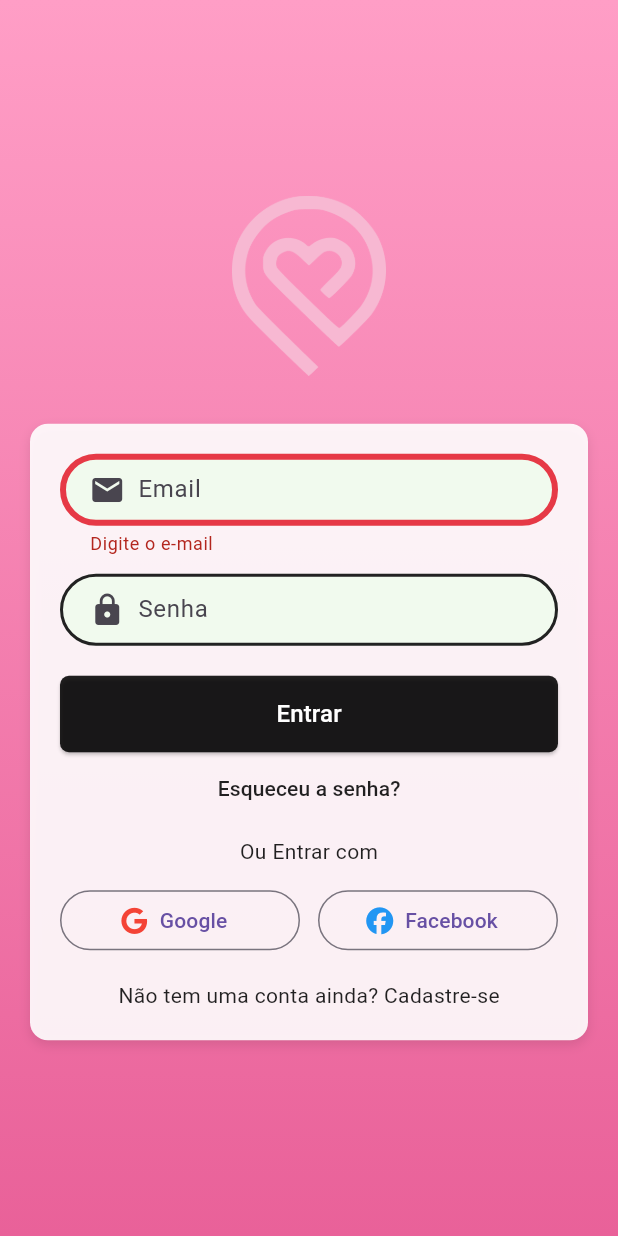
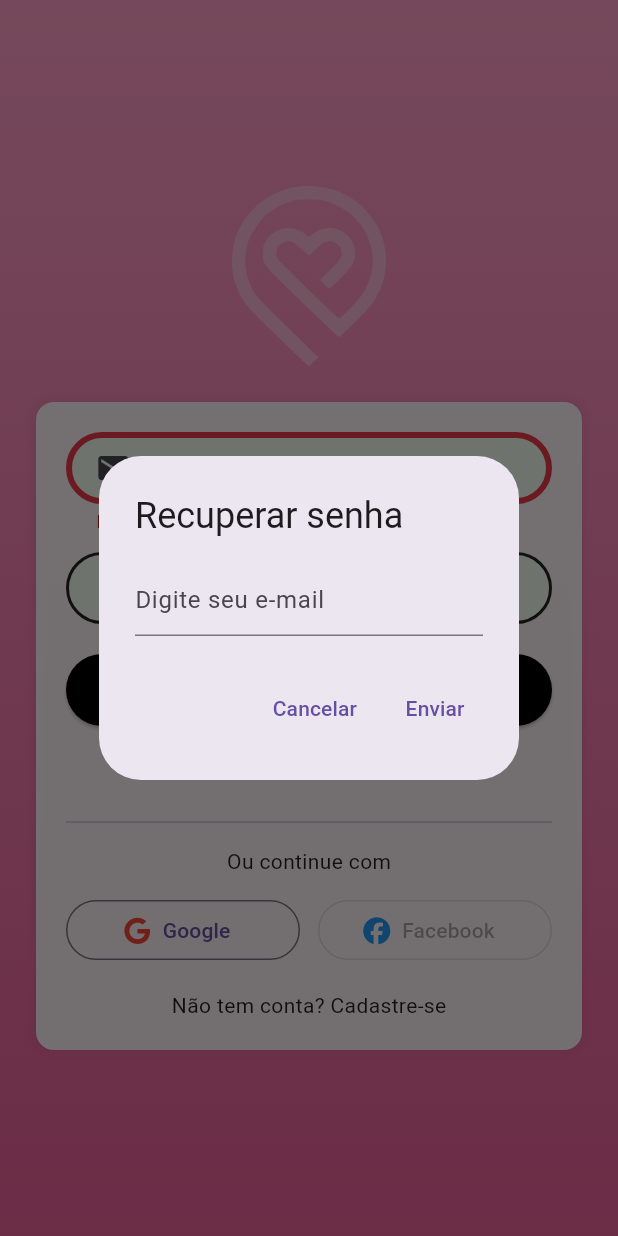
Before and after one commit to Sorgetz/aqui-ajuda, a Flutter app: the screen it shows after launch, after a tap on "Entrar", after a tap on "Esqueceu a senha?", on a phone screen of 412 x 824 dp. Run offline on Flutter 3.47's test engine with Material 3 defaults, Android fonts, the phone set to English and light mode, and no system bars; our stand-ins replace firebase_auth, firebase_core, flutter_dotenv, flutter_map, font_awesome_flutter, google_sign_in and 1 more; accounts and stored records are empty.

Commit message:
Ajustes na tela de login

```diff
--- a/lib/view/login_page.dart
+++ b/lib/view/login_page.dart
@@ -1,8 +1,8 @@
 import 'package:aqui_ajuda_app/common/colors.dart';
 import 'package:aqui_ajuda_app/components/decoration_text_field.dart';
+import 'package:aqui_ajuda_app/service/auth_service.dart';
 import 'package:flutter/material.dart';
 import 'package:font_awesome_flutter/font_awesome_flutter.dart';
-import 'package:aqui_ajuda_app/service/auth_service.dart';
 
 class Login extends StatefulWidget {
   const Login({super.key});
@@ -13,12 +13,28 @@ class Login extends StatefulWidget {
 
 class _LoginState extends State<Login> {
   bool isLogin = true;
+  bool isLoading = false;
   final _formKey = GlobalKey<FormState>();
-  final AuthService _authService = AuthService();
+  final _authService = AuthService();
 
-  final TextEditingController _emailController = TextEditingController();
-  final TextEditingController _passwordController = TextEditingController();
-  final TextEditingController _confirmPasswordController = TextEditingController();
+  final _emailController = TextEditingController();
+  final _passwordController = TextEditingController();
+  final _confirmPasswordController = TextEditingController();
+
+  String? validateEmail(String? value) {
+    if (value == null || value.isEmpty) return "Informe o e-mail";
+    if (!value.contains("@")) return "E-mail inválido";
+    return null;
+  }
+
+  Widget? validationIcon(String? value, String? Function(String?) validator) {
+    final error = validator(value);
+    if (value == null || value.isEmpty) return null;
+    return Icon(
+      error == null ? Icons.check_circle : Icons.error,
+      color: error == null ? Colors.green : Colors.red,
+    );
+  }
 
   @override
   Widget build(BuildContext context) {
@@ -26,165 +42,33 @@ class _LoginState extends State<Login> {
       body: Container(
         decoration: const BoxDecoration(
           gradient: LinearGradient(
+            colors: [MyColors.rosaClaro, MyColors.rosaEscuro],
             begin: Alignment.topCenter,
             end: Alignment.bottomCenter,
-            colors: [MyColors.rosaClaro, MyColors.rosaEscuro],
           ),
         ),
         child: Center(
           child: SingleChildScrollView(
-            child: Column(
-              mainAxisAlignment: MainAxisAlignment.center,
-              children: [
-                Padding(
-                  padding: const EdgeInsets.only(bottom: 32),
-                  child: Image.asset("assets/image.png", height: 120),
-                ),
-
-                Container(
-                  padding: const EdgeInsets.all(20),
-                  margin: const EdgeInsets.symmetric(horizontal: 20),
-                  decoration: BoxDecoration(
-                    color: Colors.white.withOpacity(0.9),
-                    borderRadius: BorderRadius.circular(12),
-                    boxShadow: [
-                      BoxShadow(
-                        color: Colors.black.withOpacity(0.1),
-                        blurRadius: 6,
-                        offset: const Offset(0, 3),
-                      ),
-                    ],
-                  ),
-                  child: Form(
-                    key: _formKey,
+            padding: const EdgeInsets.symmetric(horizontal: 24),
             child: Column(
               children: [
-                        TextFormField(
-                          controller: _emailController,
-                          decoration: getLoginInputDecoration(
-                            "Email",
-                            Icons.email,
-                          ),
-                          validator: (value) {
-                            if (value == null || value.isEmpty)
-                              return "Digite o e-mail";
-                            if (!value.contains("@")) return "E-mail inválido";
-                            return null;
-                          },
-                        ),
-                        const SizedBox(height: 12),
-                        TextFormField(
-                          controller: _passwordController,
-                          decoration: getLoginInputDecoration(
-                            "Senha",
-                            Icons.lock,
-                          ),
-                          obscureText: true,
-                        ),
-                        if (!isLogin) ...[
-                          const SizedBox(height: 12),
-                          TextFormField(
-                            controller: _confirmPasswordController,
-                            decoration: getLoginInputDecoration(
-                              "Confirmar senha",
-                              Icons.lock,
-                            ),
-                            obscureText: true,
-                          ),
-                        ],
-                        const SizedBox(height: 20),
-
-                        SizedBox(
-                          width: double.infinity,
-                          child: ElevatedButton(
-                            style: ElevatedButton.styleFrom(
-                              backgroundColor: Colors.black87,
-                              foregroundColor: Colors.white,
-                              padding: const EdgeInsets.symmetric(vertical: 14),
-                              shape: RoundedRectangleBorder(
-                                borderRadius: BorderRadius.circular(6),
+                Image.asset("assets/image.png", height: 120),
+                const SizedBox(height: 24),
+                AnimatedSwitcher(
+                  duration: const Duration(milliseconds: 400),
+                  transitionBuilder: (child, animation) => FadeTransition(
+                    opacity: animation,
+                    child: SlideTransition(
+                      position: Tween<Offset>(
+                        begin: const Offset(0.1, 0.1),
+                        end: Offset.zero,
+                      ).animate(animation),
+                      child: child,
                     ),
                   ),
-                            onPressed: () {
-                              mainButtonPressed();
-                            },
-                            child: Text(
-                              isLogin ? "Entrar" : "Cadastrar",
-                              style: const TextStyle(fontSize: 16),
-                            ),
-                          ),
-                        ),
-
-                        if (isLogin)
-                          TextButton(
-                            onPressed: () {},
-                            child: const Text(
-                              "Esqueceu a senha?",
-                              style: TextStyle(color: Colors.black87),
-                            ),
-                          ),
-
-                        const SizedBox(height: 8),
-
-                        Text(
-                          isLogin ? "Ou Entrar com" : "Ou Cadastrar-se com",
-                          style: const TextStyle(color: Colors.black87),
-                        ),
-                        const SizedBox(height: 12),
-
-                        Row(
-                          mainAxisAlignment: MainAxisAlignment.center,
-                          children: [
-                            Expanded(
-                              child: OutlinedButton.icon(
-                                onPressed: () async {
-                                  try {
-                                    final user = await _authService.signInWithGoogle();
-                                    if (user != null) {
-                                      Navigator.of(context).pushNamed('/teste');
-                                    }
-                                  } catch (e) {
-                                    showError("Erro ao entrar com Google: $e");
-                                  }
-                                },
-                                icon: const Icon(
-                                  FontAwesomeIcons.google,
-                                  color: Colors.red,
-                                ),
-                                label: const Text("Google"),
-                              ),
-                            ),
-                            const SizedBox(width: 12),
-                            Expanded(
-                              child: OutlinedButton.icon(
-                                onPressed: () {},
-                                icon: const Icon(
-                                  FontAwesomeIcons.facebook,
-                                  color: Colors.blue,
-                                ),
-                                label: const Text("Facebook"),
-                              ),
-                            ),
-                          ],
-                        ),
-                        const SizedBox(height: 16),
-
-                        GestureDetector(
-                          onTap: () {
-                            setState(() {
-                              isLogin = !isLogin;
-                            });
-                          },
-                          child: Text(
-                            isLogin
-                                ? "Não tem uma conta ainda? Cadastre-se"
-                                : "Já tem cadastro? Faça o Login",
-                            style: const TextStyle(color: Colors.black87),
-                          ),
-                        ),
-                      ],
-                    ),
-                  ),
+                  child: isLogin
+                      ? buildLoginForm(context)
+                      : buildRegisterForm(context),
                 ),
               ],
             ),
@@ -194,27 +78,220 @@ class _LoginState extends State<Login> {
     );
   }
 
-  mainButtonPressed() async {
-    if (_formKey.currentState!.validate()) {
+  Widget buildLoginForm(BuildContext context) {
+    return buildFormContainer(
+      key: const ValueKey('login'),
+      children: [
+        TextFormField(
+          controller: _emailController,
+          decoration: getLoginInputDecoration("Email", Icons.email).copyWith(
+            suffixIcon: validationIcon(_emailController.text, validateEmail),
+          ),
+          validator: validateEmail,
+          onChanged: (_) => setState(() {}),
+        ),
+        const SizedBox(height: 12),
+        TextFormField(
+          controller: _passwordController,
+          decoration: getLoginInputDecoration("Senha", Icons.lock),
+          obscureText: true,
+        ),
+        const SizedBox(height: 20),
+        mainActionButton("Entrar", mainButtonPressed),
+        TextButton(
+          onPressed: showPasswordResetDialog,
+          child: const Text("Esqueceu a senha?",
+              style: TextStyle(color: Colors.black87)),
+        ),
+        const Divider(height: 32, thickness: 1),
+        socialButtons(),
+        toggleLoginRegister(),
+      ],
+    );
+  }
+
+  Widget buildRegisterForm(BuildContext context) {
+    return buildFormContainer(
+      key: const ValueKey('register'),
+      children: [
+        TextFormField(
+          controller: _emailController,
+          decoration: getLoginInputDecoration("Email", Icons.email).copyWith(
+            suffixIcon: validationIcon(_emailController.text, validateEmail),
+          ),
+          validator: validateEmail,
+          onChanged: (_) => setState(() {}),
+        ),
+        const SizedBox(height: 12),
+        TextFormField(
+          controller: _passwordController,
+          decoration: getLoginInputDecoration("Senha", Icons.lock),
+          obscureText: true,
+        ),
+        const SizedBox(height: 12),
+        TextFormField(
+          controller: _confirmPasswordController,
+          decoration:
+              getLoginInputDecoration("Confirmar senha", Icons.lock_outline),
+          obscureText: true,
+        ),
+        const SizedBox(height: 20),
+        mainActionButton("Cadastrar", mainButtonPressed),
+        const Divider(height: 32, thickness: 1),
+        socialButtons(),
+        toggleLoginRegister(),
+      ],
+    );
+  }
+
+  Widget buildFormContainer({
+    required List<Widget> children,
+    required Key key,
+  }) {
+    return Container(
+      key: key,
+      padding: const EdgeInsets.all(20),
+      decoration: BoxDecoration(
+        color: Colors.white.withOpacity(0.9),
+        borderRadius: BorderRadius.circular(12),
+        boxShadow: [
+          BoxShadow(
+            color: Colors.black.withOpacity(0.1),
+            blurRadius: 6,
+          ),
+        ],
+      ),
+      child: Form(
+        key: _formKey,
+        child: Column(children: children),
+      ),
+    );
+  }
+
+  Widget mainActionButton(String text, VoidCallback onPressed) {
+    return SizedBox(
+      width: double.infinity,
+      child: ElevatedButton(
+        style: ElevatedButton.styleFrom(
+          backgroundColor: Colors.black,
+          foregroundColor: Colors.white,
+          padding: const EdgeInsets.symmetric(vertical: 14),
+        ),
+        onPressed: isLoading ? null : onPressed,
+        child: isLoading
+            ? const CircularProgressIndicator(color: Colors.white)
+            : Text(text),
+      ),
+    );
+  }
+
+  Widget socialButtons() {
+    return Column(
+      children: [
+        const Text("Ou continue com",
+            style: TextStyle(color: Colors.black87)),
+        const SizedBox(height: 12),
+        Row(
+          children: [
+            Expanded(
+              child: OutlinedButton.icon(
+                onPressed: () async {
+                  try {
+                    final user = await _authService.signInWithGoogle();
+                    if (user != null && mounted) {
+                      Navigator.of(context).pushNamed('/teste');
+                    }
+                  } catch (e) {
+                    showError(e.toString());
+                  }
+                },
+                icon: const Icon(FontAwesomeIcons.google, color: Colors.red),
+                label: const Text("Google"),
+              ),
+            ),
+            const SizedBox(width: 12),
+            Expanded(
+              child: OutlinedButton.icon(
+                onPressed: null,
+                icon:
+                    const Icon(FontAwesomeIcons.facebook, color: Colors.blue),
+                label: const Text("Facebook"),
+              ),
+            ),
+          ],
+        ),
+      ],
+    );
+  }
+
+  Widget toggleLoginRegister() {
+    return Padding(
+      padding: const EdgeInsets.only(top: 16),
+      child: GestureDetector(
+        onTap: () => setState(() => isLogin = !isLogin),
+        child: Text(
+          isLogin ? "Não tem conta? Cadastre-se" : "Já possui conta? Faça login",
+          style: const TextStyle(color: Colors.black87),
+        ),
+      ),
+    );
+  }
+
+  Future<void> showPasswordResetDialog() async {
+    final controller = TextEditingController();
+    await showDialog(
+      context: context,
+      builder: (_) => AlertDialog(
+        title: const Text("Recuperar senha"),
+        content: TextField(
+          controller: controller,
+          decoration: const InputDecoration(hintText: "Digite seu e-mail"),
+        ),
+        actions: [
+          TextButton(
+            onPressed: () => Navigator.pop(context),
+            child: const Text("Cancelar"),
+          ),
+          TextButton(
+            onPressed: () async {
+              Navigator.pop(context);
+              try {
+                await _authService.sendPasswordReset(controller.text.trim());
+                showSuccess("E-mail de recuperação enviado!");
+              } catch (e) {
+                showError("Erro: $e");
+              }
+            },
+            child: const Text("Enviar"),
+          ),
+        ],
+      ),
+    );
+  }
+
+  Future<void> mainButtonPressed() async {
+    if (!_formKey.currentState!.validate()) return;
+    setState(() => isLoading = true);
+
+    try {
       final email = _emailController.text.trim();
       final password = _passwordController.text.trim();
 
-      try {
       if (isLogin) {
-          final user = await _authService.signInWithEmail(email, password);
-          Navigator.of(context).pushNamed('/teste');
+        await _authService.signInWithEmail(email, password);
+        if (mounted) Navigator.of(context).pushNamed('/teste');
       } else {
-          final confirm = _confirmPasswordController.text.trim();
-          if (password != confirm) {
-            showError("Senhas não coincidem");
+        if (password != _confirmPasswordController.text.trim()) {
+          showError("As senhas não coincidem");
           return;
         }
-          final user = await _authService.registerWithEmail(email, password);
+        await _authService.registerWithEmail(email, password);
         showSuccess("Cadastro realizado! Verifique seu e-mail.");
       }
     } catch (e) {
       showError(e.toString());
-      }
+    } finally {
+      if (mounted) setState(() => isLoading = false);
     }
   }
 
--- a/pubspec.yaml
+++ b/pubspec.yaml
@@ -40,8 +40,9 @@ dependencies:
   cupertino_icons: ^1.0.8
   firebase_core: ^4.1.1
   firebase_auth: ^6.1.0
-  google_sign_in: ^6.1.5
+  google_sign_in: ^6.2.1
   cloud_firestore: ^6.0.2
+  flutter_facebook_auth: ^7.1.1
 
 dev_dependencies:
   flutter_test:
```
Also changed, not shown: lib/service/auth_service.dart (+55 -11 lines), pubspec.lock, 1 other file. Lines whose indentation alone changed are shown as unchanged.
